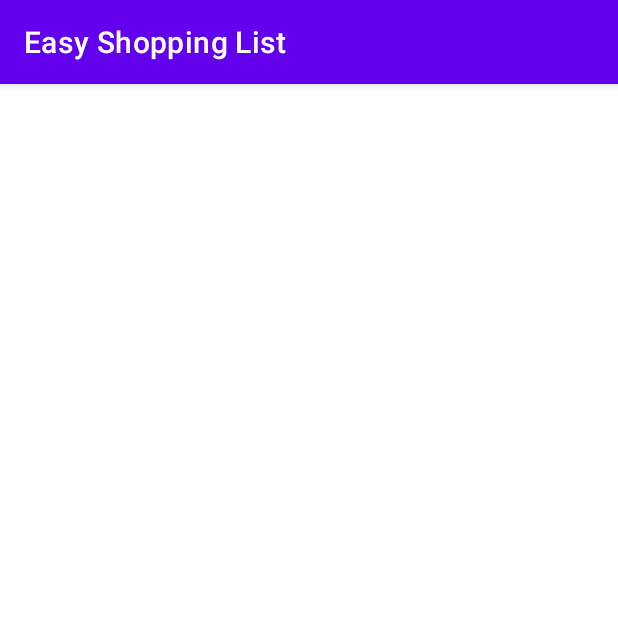
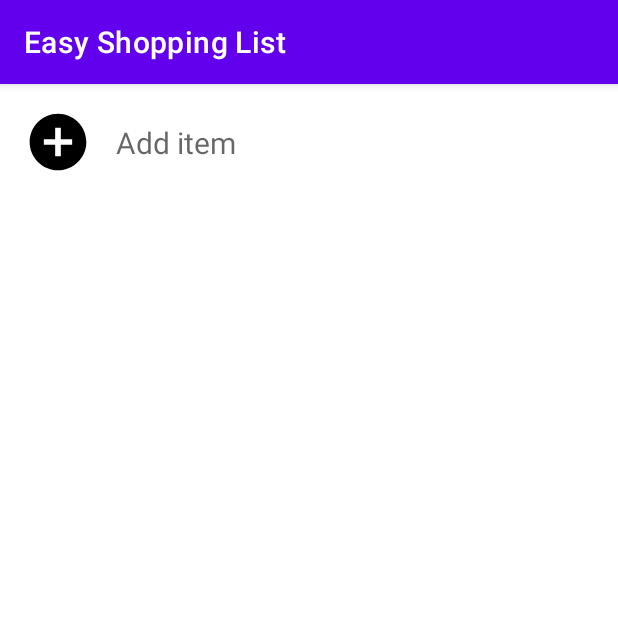
Before and after one commit to fredkobo/EasyShoppingList, an Android app: the ListDetailActivity screen opened directly, with no data from a screen before it, on a phone screen of 412 x 824 dp, the top half of it. Run offline under Robolectric (Android 15) with nearby library versions, the phone set to English and light mode, and no system bars.

Commit message:
Started work on the list detail activity

```diff
--- a/app/src/main/java/za/co/fredkobo/easyshoppinglist/ListDetailActivity.kt
+++ b/app/src/main/java/za/co/fredkobo/easyshoppinglist/ListDetailActivity.kt
@@ -1,11 +1,29 @@
 package za.co.fredkobo.easyshoppinglist
 
+import android.content.Context
 import androidx.appcompat.app.AppCompatActivity
 import android.os.Bundle
+import android.view.View
+import android.view.inputmethod.InputMethodManager
+import android.widget.EditText
+import android.widget.Toast
 
 class ListDetailActivity : AppCompatActivity() {
     override fun onCreate(savedInstanceState: Bundle?) {
         super.onCreate(savedInstanceState)
         setContentView(R.layout.activity_list_detail)
     }
+
+    fun addItemClicked(view: View) {
+        val nameEditText = findViewById<EditText>(R.id.et_add_list_item)
+        if(nameEditText.text.toString().isNotEmpty()) {
+            Toast.makeText(this, nameEditText.text.toString() + " to be added to list", Toast.LENGTH_SHORT).show()
+            hideKeyboard()
+        }
+    }
+
+    fun hideKeyboard() {
+        val imm = this.getSystemService(Context.INPUT_METHOD_SERVICE) as InputMethodManager
+        imm.hideSoftInputFromWindow(currentFocus?.windowToken, 0)
+    }
 }
--- /dev/null
+++ b/app/src/main/res/drawable/ic_add.xml
@@ -0,0 +1,9 @@
+<vector xmlns:android="http://schemas.android.com/apk/res/android"
+    android:width="18dp"
+    android:height="18dp"
+    android:viewportWidth="24"
+    android:viewportHeight="24">
+  <path
+      android:pathData="M19,13h-6v6h-2v-6H5v-2h6V5h2v6h6v2z"
+      android:fillColor="#808080"/>
+</vector>
--- /dev/null
+++ b/app/src/main/res/drawable/ic_add_circle.xml
@@ -0,0 +1,9 @@
+<vector xmlns:android="http://schemas.android.com/apk/res/android"
+    android:width="18dp"
+    android:height="18dp"
+    android:viewportWidth="24"
+    android:viewportHeight="24">
+  <path
+      android:pathData="M12,2C6.48,2 2,6.48 2,12s4.48,10 10,10 10,-4.48 10,-10S17.52,2 12,2zM17,13h-4v4h-2v-4L7,13v-2h4L11,7h2v4h4v2z"
+      android:fillColor="#000000"/>
+</vector>
--- a/app/src/main/res/layout/activity_list_detail.xml
+++ b/app/src/main/res/layout/activity_list_detail.xml
@@ -6,4 +6,40 @@
     android:layout_height="match_parent"
     tools:context=".ListDetailActivity">
 
+    <ImageView
+        android:id="@+id/iv_add"
+        android:layout_width="45dp"
+        android:layout_height="45dp"
+        android:layout_marginStart="16dp"
+        android:layout_marginTop="16dp"
+        app:layout_constraintStart_toStartOf="parent"
+        android:onClick="addItemClicked"
+        app:layout_constraintTop_toTopOf="parent"
+        app:srcCompat="@drawable/ic_add_circle" />
+
+    <EditText
+        android:id="@+id/et_add_list_item"
+        android:layout_width="0dp"
+        android:layout_height="wrap_content"
+        android:layout_marginStart="16dp"
+        android:layout_marginEnd="16dp"
+        android:background="@android:color/transparent"
+        android:ems="10"
+        android:hint="Add item"
+        android:inputType="textPersonName"
+        android:textSize="20sp"
+        app:layout_constraintBottom_toBottomOf="@+id/iv_add"
+        app:layout_constraintEnd_toEndOf="parent"
+        app:layout_constraintStart_toEndOf="@+id/iv_add"
+        app:layout_constraintTop_toTopOf="@+id/iv_add" />
+
+    <androidx.recyclerview.widget.RecyclerView
+        android:id="@+id/recyclerView"
+        android:layout_width="match_parent"
+        android:layout_height="472dp"
+        android:layout_marginTop="16dp"
+        app:layout_constraintEnd_toEndOf="parent"
+        app:layout_constraintStart_toStartOf="parent"
+        app:layout_constraintTop_toBottomOf="@+id/iv_add" />
+
 </androidx.constraintlayout.widget.ConstraintLayout>
```
